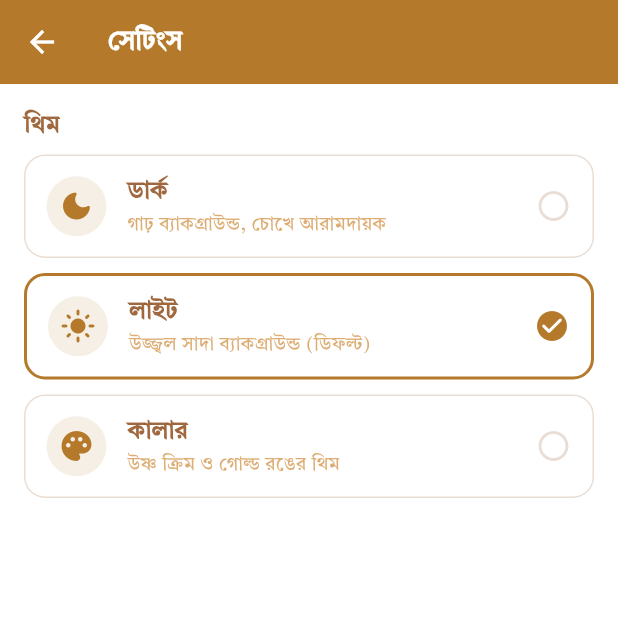
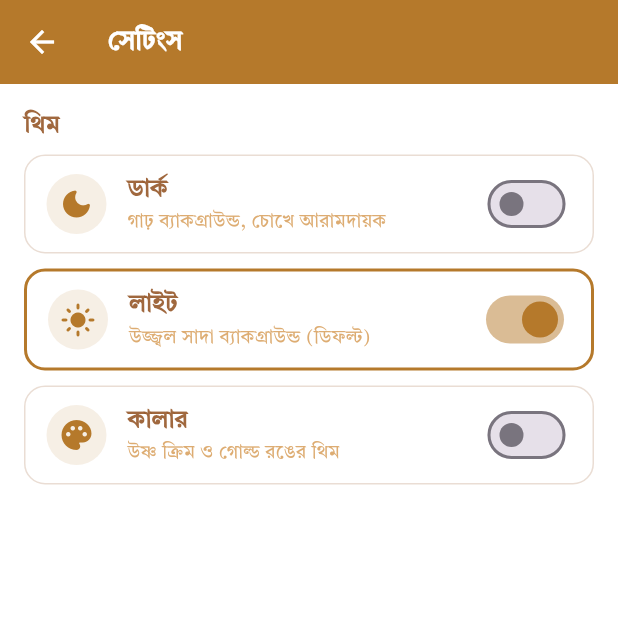
Before and after one commit to MuhammadMehediMNCS/dena-pawna-with-firebase, a Flutter app: the screen it shows after launch, in the side drawer, after a tap on "সেটিংস", on a phone screen of 412 x 824 dp, the top half of it. Run offline on Flutter 3.47's test engine with Material 3 defaults, Android fonts, the phone set to English and light mode, and no system bars; our stand-ins replace cloud_firestore, firebase_core, firebase_storage, get, get_storage, image_picker and 1 more; accounts and stored records are empty.

Commit message:
Settings Page Button Updated

```diff
--- a/lib/page/settings_page.dart
+++ b/lib/page/settings_page.dart
@@ -5,9 +5,10 @@ import 'package:flutter/material.dart';
 import 'package:get/get.dart';
 
 /// ড্রয়ারের 'সেটিংস' থেকে এখানে আসা হয়। এই পেজে একটি 'থিম' সেকশন আছে,
-/// যেখানে ডার্ক/লাইট/কালার — তিনটি অপশনের একটি বেছে নিলে সাথে সাথেই পুরো
-/// অ্যাপের রঙ বদলে যায় ([ThemeController] রিঅ্যাক্টিভ, তাই এই পেজ থেকে
-/// বের হওয়ারও দরকার নেই — পরিবর্তন তাৎক্ষণিক প্রয়োগ হয়)।
+/// যেখানে ডার্ক/লাইট/কালার — প্রতিটি অপশনের পাশে একটি সুইচ বাটন আছে।
+/// যেই থিম বর্তমানে চালু আছে তার সুইচটি অন থাকে; অন্য কোনো সুইচে ট্যাপ
+/// করলে সেই থিম চালু হয়ে যায় ও বাকি সুইচগুলো স্বয়ংক্রিয়ভাবে অফ হয়ে যায়
+/// (যেহেতু একসাথে একটিমাত্র থিমই চালু থাকতে পারে)।
 class SettingsPage extends StatelessWidget {
   const SettingsPage({super.key});
 
@@ -104,13 +105,19 @@ class _ThemeOptionTile extends StatelessWidget {
 
   bool get _isSelected => mode == currentMode;
 
+  void _handleToggle(bool value) {
+    // সুইচ অফ করার চেষ্টা করলেও কিছু হবে না — একটিমাত্র থিম সবসময় চালু
+    // থাকতেই হবে, তাই শুধু 'অন করার' ট্যাপেই থিম বদলানো হয়।
+    if (value) onSelected();
+  }
+
   @override
   Widget build(BuildContext context) {
     return InkWell(
       onTap: onSelected,
       borderRadius: BorderRadius.circular(14.0),
       child: Container(
-        padding: const EdgeInsets.symmetric(horizontal: 14.0, vertical: 12.0),
+        padding: const EdgeInsets.symmetric(horizontal: 14.0, vertical: 8.0),
         decoration: BoxDecoration(
           color: colors.cardBackground,
           borderRadius: BorderRadius.circular(14.0),
@@ -152,9 +159,10 @@ class _ThemeOptionTile extends StatelessWidget {
                 ],
               ),
             ),
-            Icon(
-              _isSelected ? Icons.check_circle_rounded : Icons.radio_button_unchecked,
-              color: _isSelected ? colors.accent : colors.cardBorder,
+            Switch(
+              value: _isSelected,
+              onChanged: _handleToggle,
+              activeColor: colors.accent,
             ),
           ],
         ),
```
